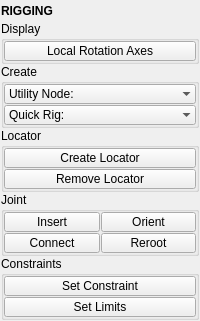
m3trik/tentacle, file tentacle/ui/rigging.ui: the form before one commit.
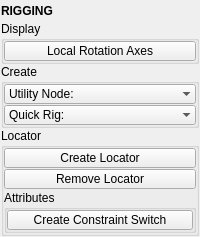
The form after the commit. Custom widgets are drawn as their Qt base class.

The edit to the form file:
```diff
--- a/tentacle/ui/rigging.ui
+++ b/tentacle/ui/rigging.ui
@@ -10,7 +10,7 @@
     <x>0</x>
     <y>0</y>
     <width>200</width>
-    <height>305</height>
+    <height>230</height>
    </rect>
   </property>
   <property name="toolTip">
@@ -273,125 +273,10 @@
            </property>
           </widget>
          </item>
-        </layout>
-       </widget>
-      </item>
-      <item>
-       <widget class="QGroupBox" name="joint">
-        <property name="title">
-         <string>Joint</string>
-        </property>
-        <layout class="QGridLayout" name="gridLayout_3">
-         <property name="leftMargin">
-          <number>0</number>
-         </property>
-         <property name="topMargin">
-          <number>0</number>
-         </property>
-         <property name="rightMargin">
-          <number>0</number>
-         </property>
-         <property name="bottomMargin">
-          <number>0</number>
-         </property>
-         <property name="spacing">
-          <number>1</number>
-         </property>
-         <item row="1" column="0">
-          <widget class="QPushButton" name="b002">
-           <property name="minimumSize">
-            <size>
-             <width>88</width>
-             <height>20</height>
-            </size>
-           </property>
-           <property name="maximumSize">
-            <size>
-             <width>16777215</width>
-             <height>20</height>
-            </size>
-           </property>
-           <property name="toolTip">
-            <string>Insert Joint</string>
-           </property>
-           <property name="text">
-            <string>Insert</string>
-           </property>
-          </widget>
-         </item>
-         <item row="2" column="0">
-          <widget class="QPushButton" name="b001">
-           <property name="minimumSize">
-            <size>
-             <width>88</width>
-             <height>20</height>
-            </size>
-           </property>
-           <property name="maximumSize">
-            <size>
-             <width>16777215</width>
-             <height>20</height>
-            </size>
-           </property>
-           <property name="toolTip">
-            <string>Connect Joints</string>
-           </property>
-           <property name="text">
-            <string>Connect</string>
-           </property>
-          </widget>
-         </item>
-         <item row="1" column="1">
-          <widget class="PushButton" name="tb001">
-           <property name="minimumSize">
-            <size>
-             <width>0</width>
-             <height>20</height>
-            </size>
-           </property>
-           <property name="maximumSize">
-            <size>
-             <width>16777215</width>
-             <height>20</height>
-            </size>
-           </property>
-           <property name="toolTip">
-            <string>Orient Joint</string>
-           </property>
-           <property name="text">
-            <string>Orient</string>
-           </property>
-          </widget>
-         </item>
-         <item row="2" column="1">
-          <widget class="QPushButton" name="b004">
-           <property name="minimumSize">
-            <size>
-             <width>0</width>
-             <height>20</height>
-            </size>
-           </property>
-           <property name="maximumSize">
-            <size>
-             <width>16777215</width>
-             <height>20</height>
-            </size>
-           </property>
-           <property name="toolTip">
-            <string>Reroot Joints</string>
-           </property>
-           <property name="text">
-            <string>Reroot</string>
-           </property>
-          </widget>
-         </item>
-        </layout>
-       </widget>
-      </item>
       <item>
        <widget class="QGroupBox" name="constraints">
         <property name="title">
-         <string>Constraints</string>
+            <string>Attributes</string>
         </property>
         <layout class="QGridLayout" name="gridLayout">
          <property name="leftMargin">
@@ -410,32 +295,7 @@
           <number>1</number>
          </property>
          <item row="1" column="0" colspan="2">
-          <widget class="PushButton" name="tb002">
-           <property name="minimumSize">
-            <size>
-             <width>0</width>
-             <height>20</height>
-            </size>
-           </property>
-           <property name="maximumSize">
-            <size>
-             <width>16777215</width>
-             <height>20</height>
-            </size>
-           </property>
-           <property name="toolTip">
-            <string>&lt;html&gt;&lt;head/&gt;&lt;body&gt;&lt;p&gt;Create locators with the same transforms as any selected object(s).&lt;/p&gt;&lt;p&gt;If there are vertices selected it will create a locator at the center of the selected vertices combined bounding box.&lt;/p&gt;&lt;/body&gt;&lt;/html&gt;</string>
-           </property>
-           <property name="text">
-            <string>Set Constraint</string>
-           </property>
-           <property name="checkable">
-            <bool>false</bool>
-           </property>
-          </widget>
-         </item>
-         <item row="2" column="0" colspan="2">
-          <widget class="QPushButton" name="b000">
+             <widget class="PushButton" name="tb001">
            <property name="minimumSize">
             <size>
              <width>0</width>
@@ -486,10 +346,10 @@
             </palette>
            </property>
            <property name="toolTip">
-            <string>&lt;html&gt;&lt;head/&gt;&lt;body&gt;&lt;p&gt;List transform limit attributes for the currently selected object.&lt;/p&gt;&lt;/body&gt;&lt;/html&gt;</string>
+               <string>&lt;html&gt;&lt;head/&gt;&lt;body&gt;&lt;p&gt;Select a constraint node to create a custom switch attribute on the driven object.&lt;/p&gt;&lt;p&gt;Will overwrite an existing attribute of the given name if it exists.&lt;/p&gt;&lt;/body&gt;&lt;/html&gt;</string>
            </property>
            <property name="text">
-            <string>Set Limits</string>
+               <string>Create Constraint Switch</string>
            </property>
            <property name="autoDefault">
             <bool>true</bool>
@@ -508,6 +368,9 @@
         </layout>
        </widget>
       </item>
+        </layout>
+       </widget>
+      </item>
       <item>
        <spacer name="verticalSpacer">
         <property name="orientation">
@@ -527,16 +390,16 @@
   </widget>
  </widget>
  <customwidgets>
-  <customwidget>
-   <class>PushButton</class>
-   <extends>QPushButton</extends>
-   <header>widgets.pushbutton.h</header>
-  </customwidget>
   <customwidget>
    <class>Header</class>
    <extends>QLabel</extends>
    <header>uitk.widgets.header.Header.h</header>
   </customwidget>
+  <customwidget>
+   <class>PushButton</class>
+   <extends>QPushButton</extends>
+   <header>widgets.pushbutton.h</header>
+  </customwidget>
   <customwidget>
    <class>ComboBox</class>
    <extends>QComboBox</extends>
```
Lines whose indentation alone changed are shown as unchanged.
